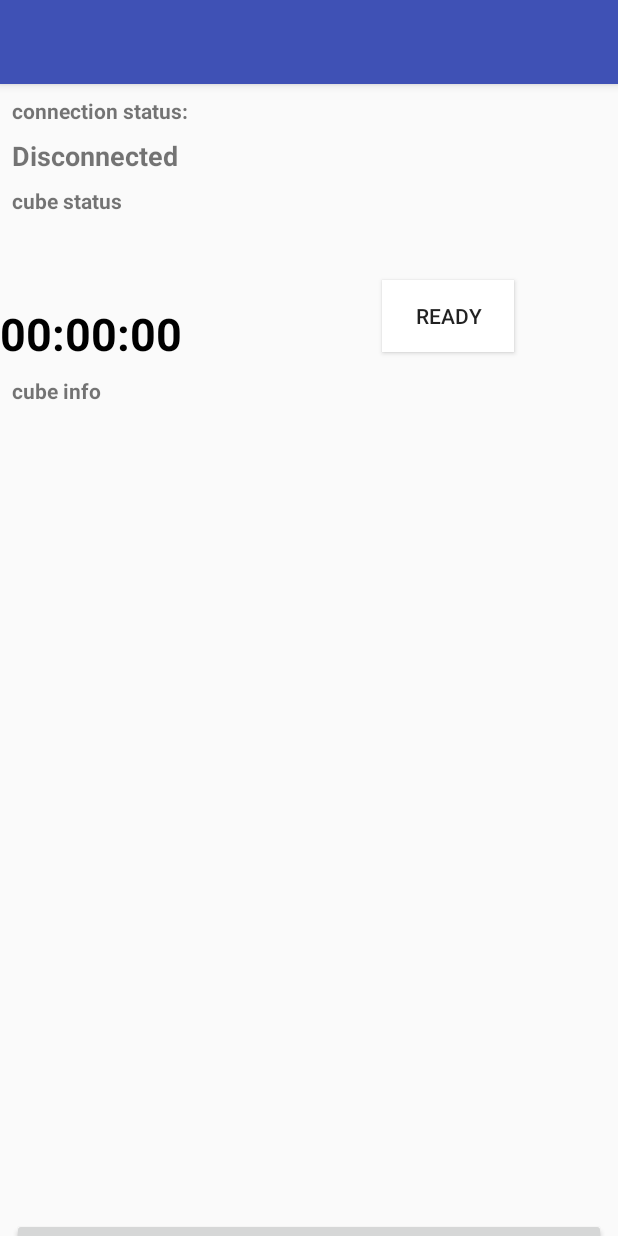
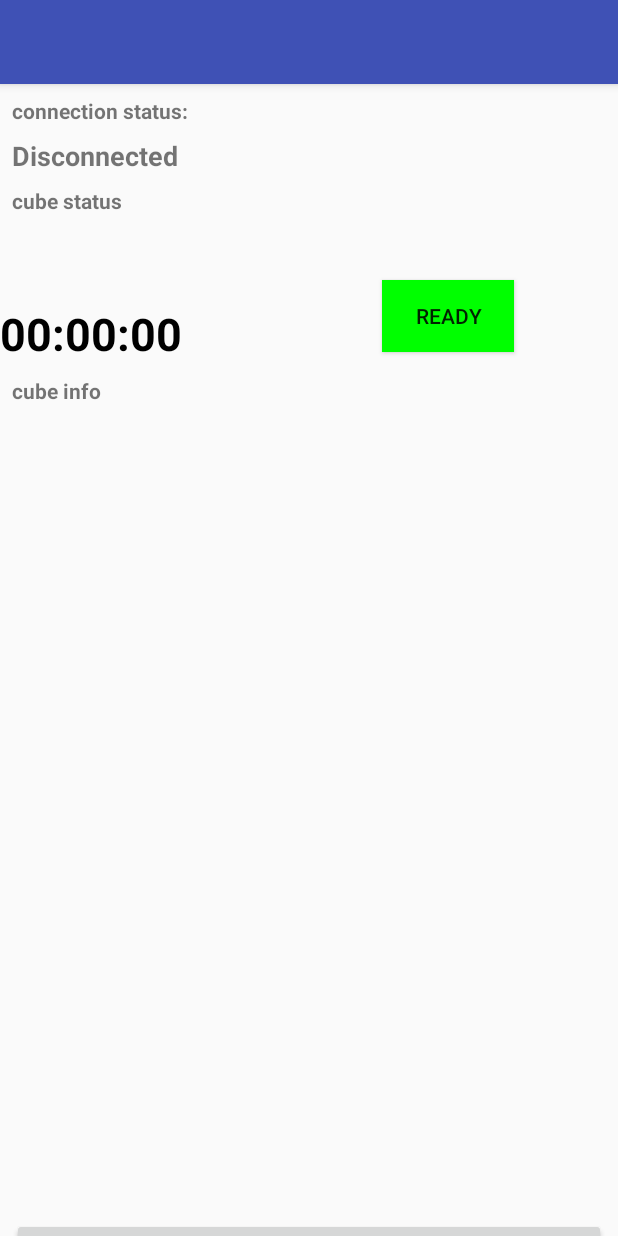
Before and after one commit to dave2041/GitHub, an Android app: the DetailsActivity screen opened directly, with no data from a screen before it, after a tap on "READY", on a phone screen of 412 x 824 dp. Run offline under Robolectric (Android 15) with nearby library versions, the phone set to English and light mode, and no system bars.

Commit message:
Added Colour update to 'Ready' button
Turns green when in a ready state.

```diff
--- a/SuperCube-API/app/src/main/java/fi/vexu/supercubeapi/DetailsActivity.java
+++ b/SuperCube-API/app/src/main/java/fi/vexu/supercubeapi/DetailsActivity.java
@@ -3,6 +3,7 @@ package fi.vexu.supercubeapi;
 import android.bluetooth.BluetoothDevice;
 import android.content.Context;
 import android.content.Intent;
+import android.graphics.Color;
 import android.os.Bundle;
 import android.support.annotation.Nullable;
 import android.support.v7.app.AppCompatActivity;
@@ -107,6 +108,7 @@ public class DetailsActivity extends AppCompatActivity {
 
                         times.add(strTime);
                         timeListView.invalidateViews();
+                        setReady.setBackgroundColor(Color.parseColor("#FFFFFF"));
                     }
                 }
             }
@@ -198,6 +200,7 @@ public class DetailsActivity extends AppCompatActivity {
             @Override
             public void onClick(View view) {
                 mUserReady = true;
+                setReady.setBackgroundColor(Color.parseColor("#00FF00"));
             }
         });
         /*resetCustom.setOnClickListener(new View.OnClickListener() { //disabled
@@ -221,8 +224,6 @@ public class DetailsActivity extends AppCompatActivity {
         super.onSaveInstanceState(state);
         state.putParcelable("superCube", mSuperCube);
     }
-
-
 
     public Runnable runnable = new Runnable() {
 
```
Also changed, not shown: 368 other files.
